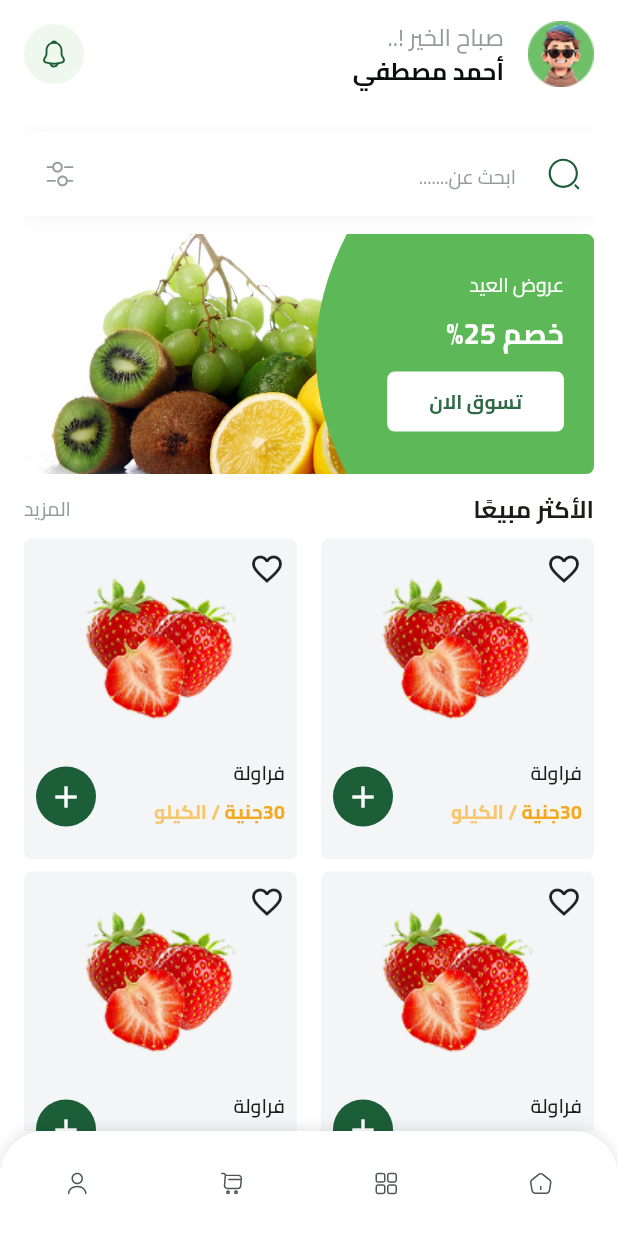
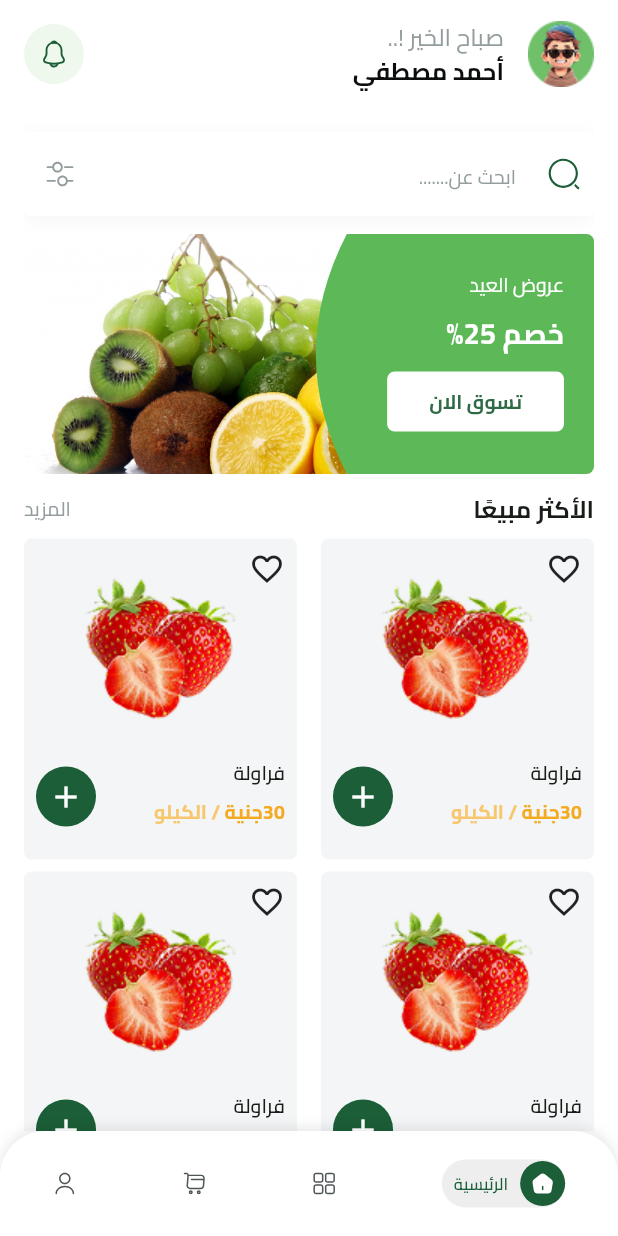
Before and after one commit to ahmedasaber/fruits_ecommerce, a Flutter app: the HomeView screen opened by its route, on a phone screen of 412 x 824 dp. Run offline on Flutter 3.47's test engine with Material 3 defaults, Android fonts, the phone set to English and light mode, and no system bars; our stand-ins replace cloud_firestore, dartz, dots_indicator, equatable, firebase_auth, firebase_core and 7 more; missing offline and left inert: flutter_facebook_auth; accounts and stored records are empty; project files that could hold a hidden picture were left out.

Commit message:
bottom navigation bar

```diff
--- a/lib/features/home/presentation/views/widgets/active_bottom_bar_item.dart
+++ b/lib/features/home/presentation/views/widgets/active_bottom_bar_item.dart
@@ -1,11 +1,45 @@
 import 'package:flutter/material.dart';
 import 'package:flutter_svg/svg.dart';
+import 'package:fruits_ecommerce/core/utils/app_colors.dart';
+import 'package:fruits_ecommerce/core/utils/app_text_style.dart';
 
 class ActiveItem extends StatelessWidget {
-  const ActiveItem({super.key, required this.iconPath});
+  const ActiveItem({super.key, required this.iconPath, required this.label});
+
   final String iconPath;
+  final String label;
+
   @override
   Widget build(BuildContext context) {
-    return SvgPicture.asset(iconPath);
+    return Container(
+      decoration: ShapeDecoration(
+        color: Color(0xffEEEEEE),
+        shape: RoundedRectangleBorder(borderRadius: BorderRadius.circular(30)),
+      ),
+      child: Row(
+        children: [
+          Container(
+            height: 30,
+            width: 30,
+            decoration: ShapeDecoration(
+              color: AppColors.primaryColor,
+              shape: RoundedRectangleBorder(
+                borderRadius: BorderRadius.circular(30),
+              ),
+            ),
+            child: Center(child: SvgPicture.asset(iconPath)),
+          ),
+          Padding(
+            padding: const EdgeInsets.all(8.0),
+            child: Text(
+              label,
+              style: TextStyles.semiBold11.copyWith(
+                color: AppColors.primaryColor,
+              ),
+            ),
+          ),
+        ],
+      ),
+    );
   }
 }
--- a/lib/features/home/presentation/views/widgets/bottom_naviagtion_bar_item.dart
+++ b/lib/features/home/presentation/views/widgets/bottom_naviagtion_bar_item.dart
@@ -4,11 +4,19 @@ import 'package:fruits_ecommerce/features/home/presentation/views/widgets/active
 import 'package:fruits_ecommerce/features/home/presentation/views/widgets/inactive_bottom_bar_item.dart';
 
 class NavigationBarItem extends StatelessWidget {
-  const NavigationBarItem({super.key, required this.isSelected, required this.barEntity});
+  const NavigationBarItem({
+    super.key,
+    required this.isSelected,
+    required this.barEntity,
+  });
+
   final BottomNavigationBarEntity barEntity;
   final bool isSelected;
+
   @override
   Widget build(BuildContext context) {
-    return isSelected? ActiveItem(iconPath: barEntity.activeIcon) : InActiveItem(iconPath: barEntity.inActiveIcon);
+    return isSelected
+        ? ActiveItem(iconPath: barEntity.activeIcon, label: barEntity.name,)
+        : InActiveItem(iconPath: barEntity.inActiveIcon);
   }
 }
--- a/lib/features/home/presentation/views/widgets/custom_bottom_navigation_bar.dart
+++ b/lib/features/home/presentation/views/widgets/custom_bottom_navigation_bar.dart
@@ -2,9 +2,15 @@ import 'package:flutter/material.dart';
 import 'package:fruits_ecommerce/features/home/domain/entites/bottom_navigation_bar_entity.dart';
 import 'package:fruits_ecommerce/features/home/presentation/views/widgets/bottom_naviagtion_bar_item.dart';
 
-class CustomBottomNavigationBar extends StatelessWidget {
+class CustomBottomNavigationBar extends StatefulWidget {
   const CustomBottomNavigationBar({super.key});
 
+  @override
+  State<CustomBottomNavigationBar> createState() => _CustomBottomNavigationBarState();
+}
+
+class _CustomBottomNavigationBarState extends State<CustomBottomNavigationBar> {
+  int selectedIndex = 0;
   @override
   Widget build(BuildContext context) {
     return Container(
@@ -28,9 +34,18 @@ class CustomBottomNavigationBar extends StatelessWidget {
       ),
       child: Row(
         mainAxisAlignment: MainAxisAlignment.spaceAround,
-        children: BottomNavigationBarEntity.bottomNavigationBarItems.map((e) =>
-            NavigationBarItem(isSelected: false, barEntity: e,)
-        ).toList()
+        children: BottomNavigationBarEntity.bottomNavigationBarItems.asMap().entries.map((e) {
+          var index = e.key;
+          var entity = e.value;
+          return GestureDetector(
+            onTap: (){
+              setState(() {
+                selectedIndex = index;
+              });
+            },
+            child: NavigationBarItem(isSelected: index == selectedIndex, barEntity: entity,)
+          );
+        }).toList()
       ),
     );
   }
--- a/lib/features/home/presentation/views/widgets/home_view_body.dart
+++ b/lib/features/home/presentation/views/widgets/home_view_body.dart
@@ -1,5 +1,6 @@
 import 'package:flutter/material.dart';
 import 'package:fruits_ecommerce/core/widget/custom_search_textfield.dart';
+import 'package:fruits_ecommerce/features/home/presentation/views/widgets/active_bottom_bar_item.dart';
 import 'package:fruits_ecommerce/features/home/presentation/views/widgets/best_selling_grid_view.dart';
 import 'package:fruits_ecommerce/features/home/presentation/views/widgets/best_selling_header.dart';
 import 'package:fruits_ecommerce/features/home/presentation/views/widgets/custom_home_app_bar.dart';
```
